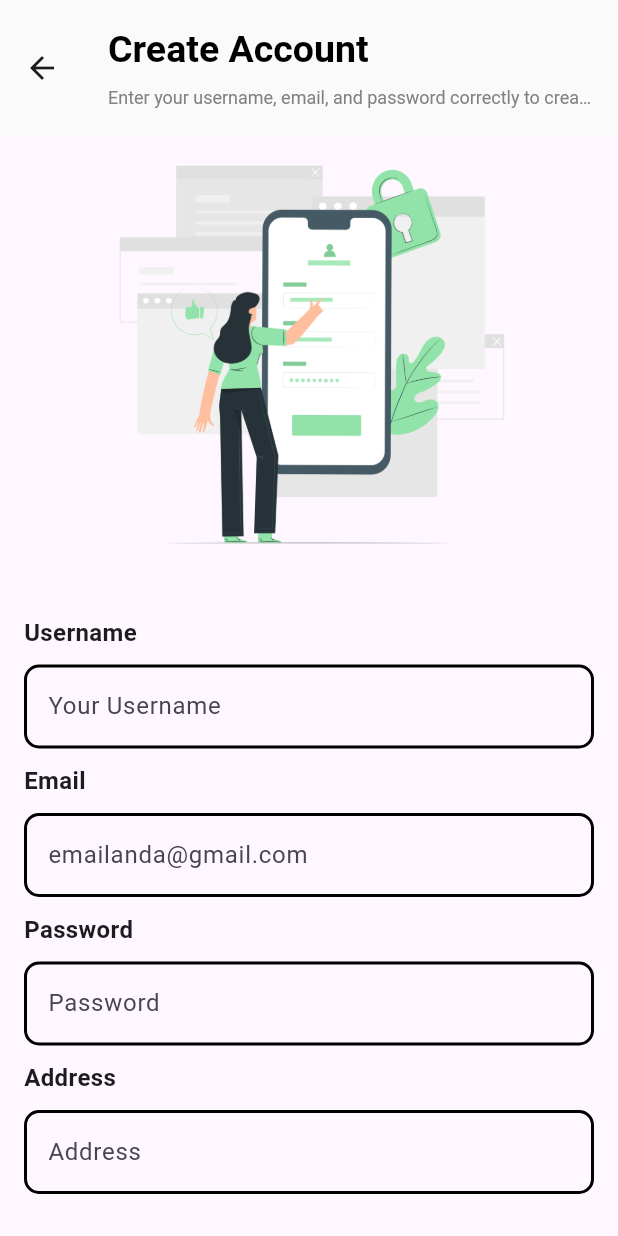
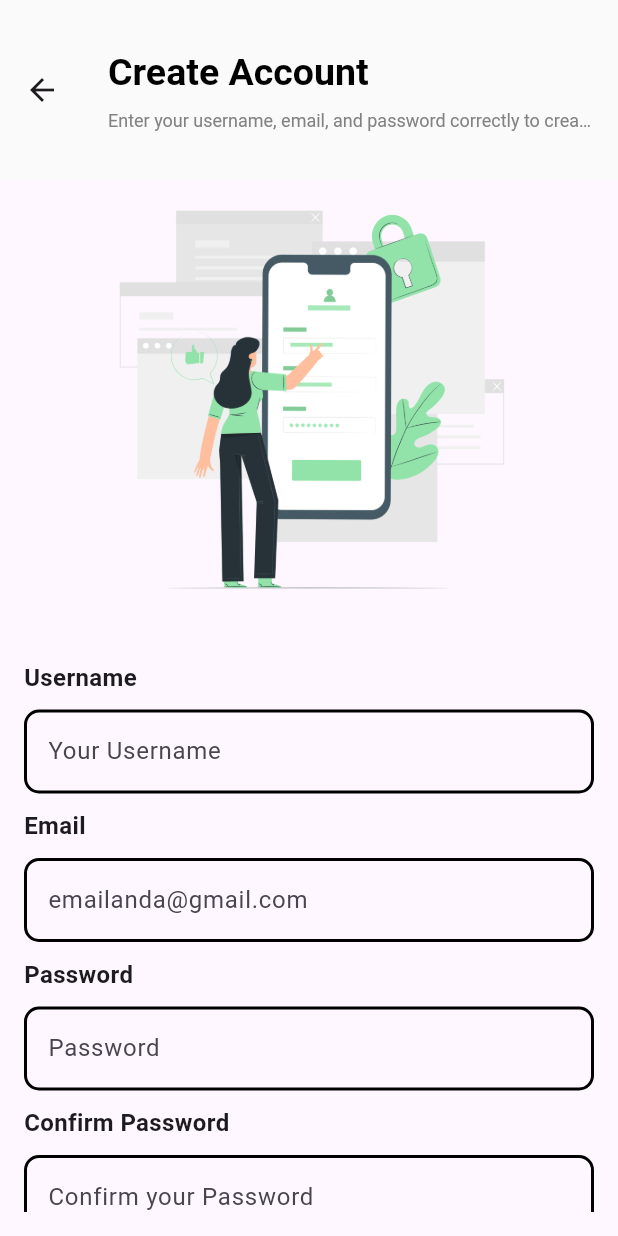
Before and after one commit to angelica1412/ecobites, a Flutter app: the RegisterPage screen opened directly, on a phone screen of 412 x 824 dp. Run offline on Flutter 3.47's test engine with Material 3 defaults, Android fonts, the phone set to English and light mode, and no system bars; our stand-ins replace cloud_firestore, firebase_auth, firebase_core, firebase_storage, get, google_fonts and 1 more; accounts and stored records are empty.

Commit message:
tambah currency rupiah format done, ganti text di login done, textfield untuk confirm pass done

```diff
--- a/lib/login.dart
+++ b/lib/login.dart
@@ -36,7 +36,7 @@ class _LoginPageState extends State<LoginPage> {
                 const Align(
                   alignment: Alignment.centerLeft,
                   child: Text(
-                    'Welcome Back!!',
+                    'Welcome!!',
                     style: TextStyle(
                       fontSize: 32,
                       fontWeight: FontWeight.bold,
--- a/lib/main.dart
+++ b/lib/main.dart
@@ -18,6 +18,7 @@ void main() async {
       appId: '1:187615014655:android:278a9f8db6c682264be6ca',
       messagingSenderId: '187615014655',
       projectId: "ecobites-57b68",
+      storageBucket: "gs://ecobites-57b68.appspot.com"
     ),
   );
   runApp(const MyApp());
--- a/lib/register.dart
+++ b/lib/register.dart
@@ -41,22 +41,21 @@ class _RegisterPageState extends State<RegisterPage> {
         'phone': phoneController.text.trim(),
         'provinces': selectedProvince,
       };
-      Map<String, dynamic> storeData ={
+      Map<String, dynamic> storeData = {
         'alamat': addressController.text.trim(),
         'namaToko': userNameController.text.trim(),
       };
-      await Auth.registerUser(context, emailController.text.trim(), passController.text.trim(), storeData, userData);
+      await Auth.registerUser(context, emailController.text.trim(),
+          passController.text.trim(), storeData, userData);
     }
   }
-
-
 
   @override
   Widget build(BuildContext context) {
     return Scaffold(
       appBar: AppBar(
         toolbarHeight:
-            90, // Mengatur tinggi toolbar (termasuk title dan actions)
+            120, // Mengatur tinggi toolbar (termasuk title dan actions)
         backgroundColor: const Color(0xFFFAFAFA),
         elevation: 0,
         title: Column(
@@ -71,7 +70,9 @@ class _RegisterPageState extends State<RegisterPage> {
                 fontWeight: FontWeight.bold,
               ),
             ),
-            SizedBox(height: 8,),
+            SizedBox(
+              height: 8,
+            ),
             const Text(
               'Enter your username, email, and password correctly to create a new account.',
               style: TextStyle(
@@ -171,6 +172,34 @@ class _RegisterPageState extends State<RegisterPage> {
                   validator: (value) {
                     if (value!.isEmpty) {
                       return 'Please enter a password';
+                    }
+                    return null;
+                  },
+                ),
+                const SizedBox(height: 10),
+                const Text('Confirm Password',
+                    style:
+                        TextStyle(fontSize: 16, fontWeight: FontWeight.bold)),
+                const SizedBox(height: 10), // Added space
+                TextFormField(
+                  obscureText: true,
+                  decoration: const InputDecoration(
+                    hintText: 'Confirm your Password',
+                    focusedBorder: OutlineInputBorder(
+                      borderSide:
+                          BorderSide(color: Color(0xFF92E3A9), width: 2.0),
+                      borderRadius: BorderRadius.all(Radius.circular(10.0)),
+                    ),
+                    enabledBorder: OutlineInputBorder(
+                      borderSide: BorderSide(color: Colors.black, width: 2.0),
+                      borderRadius: BorderRadius.all(Radius.circular(10.0)),
+                    ),
+                  ),
+                  validator: (value) {
+                    if (value!.isEmpty) {
+                      return 'Please enter a confirm password';
+                    } else if (value != passController.text) {
+                      return "Your password don't match";
                     }
                     return null;
                   },
--- a/pubspec.yaml
+++ b/pubspec.yaml
@@ -17,6 +17,7 @@ dependencies:
   dots_indicator: ^3.0.0
   get: ^4.6.6
   image_picker: ^1.0.8
+  intl: ^0.19.0
 
 
   # The following adds the Cupertino Icons font to your application.
```
Also changed, not shown: lib/UploadBarang.dart (+10 -2 lines), pubspec.lock. Lines whose indentation alone changed are shown as unchanged.
